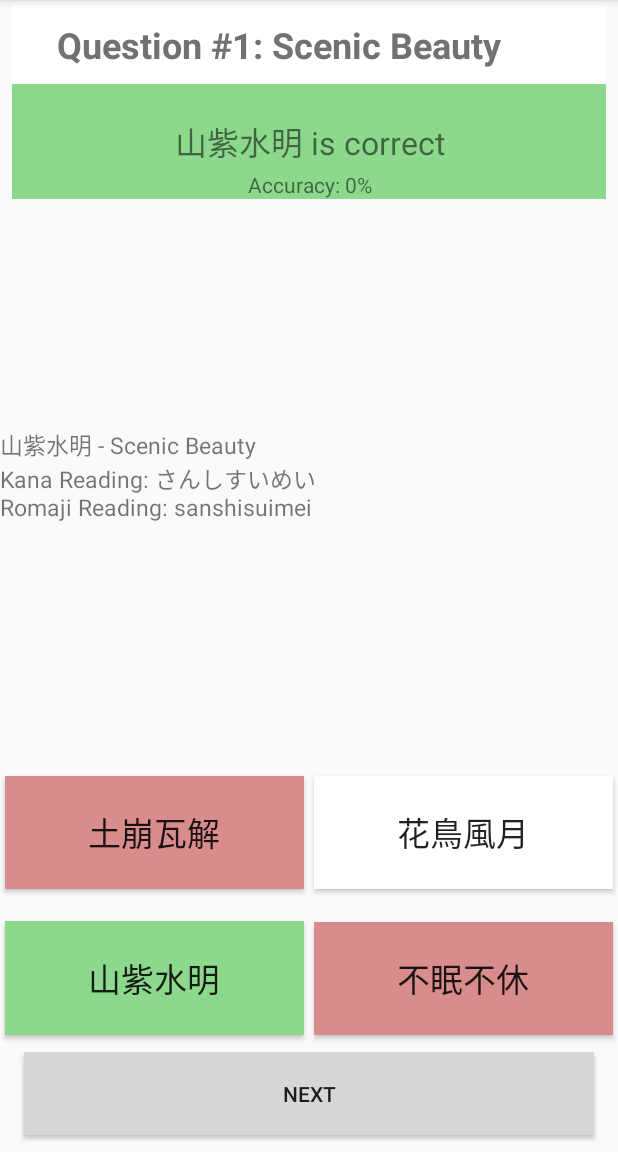
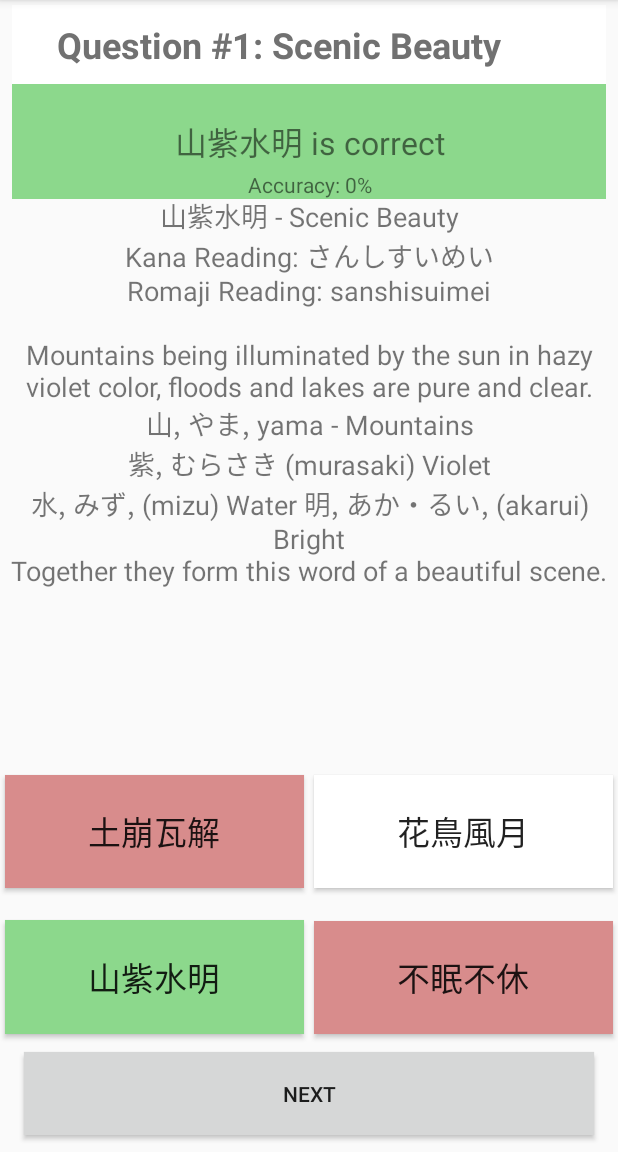
Before and after one commit to mosesweb/JapaneseWordsSimpleQuiz, an Android app: the wordTestActivity screen opened directly, with no data from a screen before it, after a tap on "山紫水明", on a phone screen of 412 x 824 dp, the part 84-1236 px from its top. Run offline under Robolectric (Android 15) with nearby library versions, the phone set to English and light mode, and no system bars; 2 other taps on this screen came first.

Commit message:
more responsive textviews

```diff
--- a/app/src/main/java/com/kengoweb/studerande/japanesewords/wordTestActivity.java
+++ b/app/src/main/java/com/kengoweb/studerande/japanesewords/wordTestActivity.java
@@ -2,6 +2,7 @@ package com.kengoweb.studerande.japanesewords;
 
 import android.content.Intent;
 import android.content.pm.ActivityInfo;
+import android.content.res.Configuration;
 import android.support.v7.app.AppCompatActivity;
 import android.os.Bundle;
 import android.text.method.ScrollingMovementMethod;
@@ -63,6 +64,9 @@ public class wordTestActivity extends AppCompatActivity {
         setContentView(R.layout.activity_word_test);
 
         TextView tw = (TextView) findViewById(R.id.question_tw);
+        TextView description_text = (TextView) findViewById(R.id.description_textview);
+
+
         // TextView tw_q = (TextView) findViewById(R.id.q_num);
        // tw_q.setText("Question: #1");
 
--- a/app/src/main/res/layout/activity_main.xml
+++ b/app/src/main/res/layout/activity_main.xml
@@ -50,17 +50,17 @@
 
     <TextView
         android:id="@+id/textView"
-        android:layout_width="0dp"
-        android:layout_height="99dp"
+        android:layout_width="wrap_content"
+        android:layout_height="0dp"
+        android:layout_marginTop="8dp"
+        android:paddingLeft="30dp"
+        android:paddingRight="30dp"
         android:text="@string/welcome_str"
-        android:paddingRight="30dp"
-        android:paddingLeft="30dp"
         android:textAlignment="center"
         android:textSize="24sp"
+        app:layout_constraintHorizontal_bias="0.0"
         app:layout_constraintLeft_toLeftOf="parent"
         app:layout_constraintRight_toRightOf="parent"
-        android:layout_marginTop="8dp"
-        app:layout_constraintTop_toBottomOf="@+id/imageView"
-        app:layout_constraintHorizontal_bias="0.0" />
+        app:layout_constraintTop_toBottomOf="@+id/imageView" />
 
 </android.support.constraint.ConstraintLayout>
--- a/app/src/main/res/layout/activity_word_test.xml
+++ b/app/src/main/res/layout/activity_word_test.xml
@@ -71,7 +71,7 @@
         android:layout_marginRight="3dp"
         android:layout_marginStart="3dp"
         android:layout_marginEnd="3dp"
-        android:layout_marginBottom="11dp" />
+        android:layout_marginBottom="12dp" />
 
     <Button
         android:id="@+id/ansr_btn4"
@@ -151,27 +151,6 @@
         tools:layout_constraintTop_creator="1" />
 
     <TextView
-        android:id="@+id/description_textview"
-        android:layout_width="0dp"
-        android:layout_height="wrap_content"
-        android:maxLines="4"
-
-        android:scrollbars="vertical"
-        android:textSize="15sp"
-        tools:text="text here"
-        app:layout_constraintLeft_toLeftOf="parent"
-        app:layout_constraintRight_toRightOf="parent"
-        android:layout_marginBottom="37dp"
-        app:layout_constraintBottom_toTopOf="@+id/ansr_btn3"
-        android:layout_marginTop="37dp"
-        app:layout_constraintTop_toBottomOf="@+id/howmanycorrect"
-        app:layout_constraintHorizontal_bias="0.0"
-        tools:layout_constraintTop_creator="1"
-        tools:layout_constraintRight_creator="1"
-        tools:layout_constraintBottom_creator="1"
-        tools:layout_constraintLeft_creator="1" />
-
-    <TextView
         android:id="@+id/howmanycorrect"
         android:layout_width="0dp"
         android:layout_height="wrap_content"
@@ -184,4 +163,19 @@
         app:layout_constraintBottom_toBottomOf="@+id/result_text"
         tools:layout_constraintLeft_creator="1" />
 
+    <TextView
+        android:id="@+id/description_textview"
+        android:layout_width="0dp"
+        android:layout_height="0dp"
+        android:layout_marginBottom="8dp"
+        android:layout_marginTop="17dp"
+        android:textAlignment="center"
+        android:textSize="18sp"
+        app:layout_constraintBottom_toTopOf="@+id/ansr_btn3"
+        app:layout_constraintHorizontal_bias="0.0"
+        app:layout_constraintLeft_toLeftOf="parent"
+        app:layout_constraintRight_toRightOf="parent"
+        app:layout_constraintTop_toTopOf="@+id/howmanycorrect"
+        app:layout_constraintVertical_bias="0.0" />
+
 </android.support.constraint.ConstraintLayout>
```
